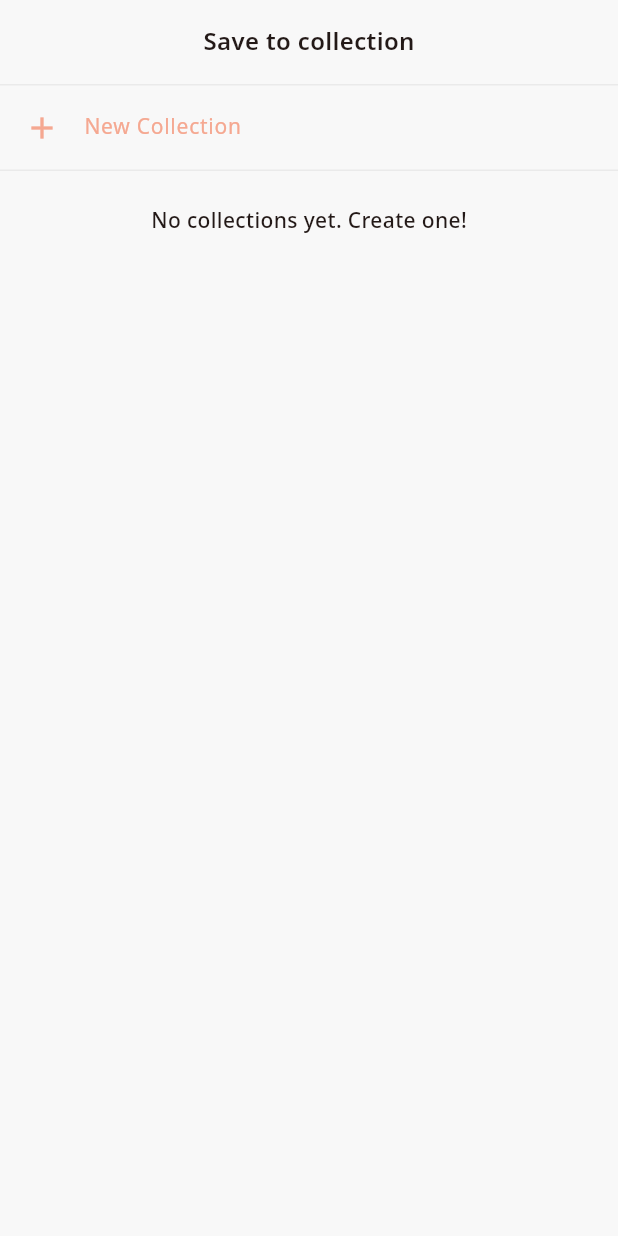
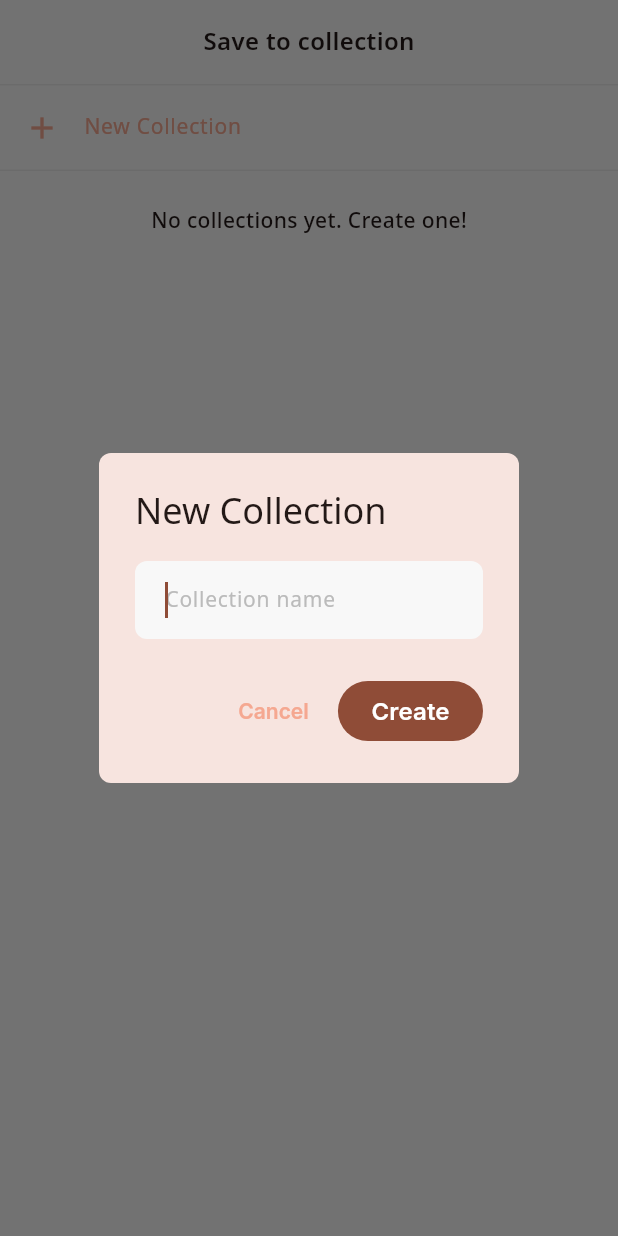
Before and after one commit to tatatitutatuay/mealtion, a Flutter app: the _CollectionSelectorSheet widget shown alone on an empty page, opened directly with empty values, after a tap on "New Collection", on a phone screen of 412 x 824 dp. Run offline on Flutter 3.47's test engine with Material 3 defaults, Android fonts, the phone set to English and light mode, and no system bars; our stand-ins replace flutter_dotenv, flutter_riverpod, go_router, image_picker, shared_preferences, supabase_flutter; accounts and stored records are empty; network calls fail.

Commit message:
fix: prevent duplicate bookmark collection names and show inline error messages
- BookmarkActions: check for duplicate names in createCollection/renameCollection, throw exception if exists
- Extract create/rename dialogs into stateful widgets with inline error display (red text below input)
- Show loading spinner in dialog buttons during async operations
- Remove onCreate callback from _CollectionSelectorSheet, handle creation inline with proper error handling
- _CreateCollectionDialog now takes onCreate function and

```diff
--- a/app/lib/features/home/widgets/meal_detail_sheet.dart
+++ b/app/lib/features/home/widgets/meal_detail_sheet.dart
@@ -161,13 +161,6 @@
       isScrollControlled: true,
       builder: (ctx) => _CollectionSelectorSheet(
         mealId: mealId,
-        onCreate: () async {
-          final name = await showDialog<String>(
-            context: ctx,
-            builder: (dctx) => _CreateCollectionDialog(),
-          );
-          return name;
-        },
       ),
     );
 
@@ -477,11 +470,9 @@
 
 class _CollectionSelectorSheet extends ConsumerWidget {
   final String mealId;
-  final Future<String?> Function() onCreate;
 
   const _CollectionSelectorSheet({
     required this.mealId,
-    required this.onCreate,
   });
 
   @override
@@ -506,15 +497,16 @@
             leading: const Icon(Icons.add, color: AppColors.primary),
             title: Text('New Collection', style: AppTypography.b3.copyWith(color: AppColors.primary)),
             onTap: () async {
-              final name = await onCreate();
-              if (name == null || !context.mounted) return;
-              try {
-                final id = await ref.read(bookmarkActionsProvider).createCollection(name);
-                if (context.mounted) Navigator.pop(context, (collectionId: id, alreadySaved: false));
-              } catch (e) {
-                if (context.mounted) {
-                  ScaffoldMessenger.of(context).showSnackBar(SnackBar(content: Text('Failed: $e')));
-                }
+              final id = await showDialog<String>(
+                context: context,
+                builder: (dctx) => _CreateCollectionDialog(
+                  onCreate: (name) async {
+                    return await ref.read(bookmarkActionsProvider).createCollection(name);
+                  },
+                ),
+              );
+              if (id != null && context.mounted) {
+                Navigator.pop(context, (collectionId: id, alreadySaved: false));
               }
             },
           ),
@@ -549,12 +541,18 @@
 }
 
 class _CreateCollectionDialog extends StatefulWidget {
+  final Future<String> Function(String name) onCreate;
+
+  const _CreateCollectionDialog({required this.onCreate});
+
   @override
   State<_CreateCollectionDialog> createState() => _CreateCollectionDialogState();
 }
 
 class _CreateCollectionDialogState extends State<_CreateCollectionDialog> {
   final _controller = TextEditingController();
+  String? _error;
+  bool _isCreating = false;
 
   @override
   void dispose() {
@@ -562,20 +560,56 @@
     super.dispose();
   }
 
+  Future<void> _submit() async {
+    final name = _controller.text.trim();
+    if (name.isEmpty) return;
+    setState(() {
+      _isCreating = true;
+      _error = null;
+    });
+    try {
+      final id = await widget.onCreate(name);
+      if (mounted) Navigator.pop(context, id);
+    } catch (e) {
+      if (mounted) {
+        setState(() {
+          _error = e.toString().replaceFirst('Exception: ', '');
+          _isCreating = false;
+        });
+      }
+    }
+  }
+
   @override
   Widget build(BuildContext context) {
     return AlertDialog(
       title: const Text('New Collection'),
-      content: TextField(
-        controller: _controller,
-        autofocus: true,
-        decoration: const InputDecoration(hintText: 'Collection name'),
+      content: Column(
+        mainAxisSize: MainAxisSize.min,
+        children: [
+          TextField(
+            controller: _controller,
+            autofocus: true,
+            decoration: const InputDecoration(hintText: 'Collection name'),
+            onSubmitted: (_) => _submit(),
+          ),
+          if (_error != null)
+            Padding(
+              padding: const EdgeInsets.only(top: 8),
+              child: Align(
+                alignment: Alignment.centerLeft,
+                child: Text(_error!, style: const TextStyle(color: AppColors.error, fontSize: 13)),
+              ),
+            ),
+        ],
       ),
       actions: [
         TextButton(onPressed: () => Navigator.pop(context), child: const Text('Cancel')),
         FilledButton(
-          onPressed: () => Navigator.pop(context, _controller.text.trim()),
-          child: const Text('Create'),
+          onPressed: _isCreating ? null : _submit,
+          child: _isCreating
+              ? const SizedBox(width: 16, height: 16, child: CircularProgressIndicator(strokeWidth: 2))
+              : const Text('Create'),
         ),
       ],
     );
```
Also changed, not shown: app/lib/features/bookmarks/providers/bookmark_provider.dart (+22 -0 lines), app/lib/features/bookmarks/screens/bookmark_collections_screen.dart (+182 -42 lines).
